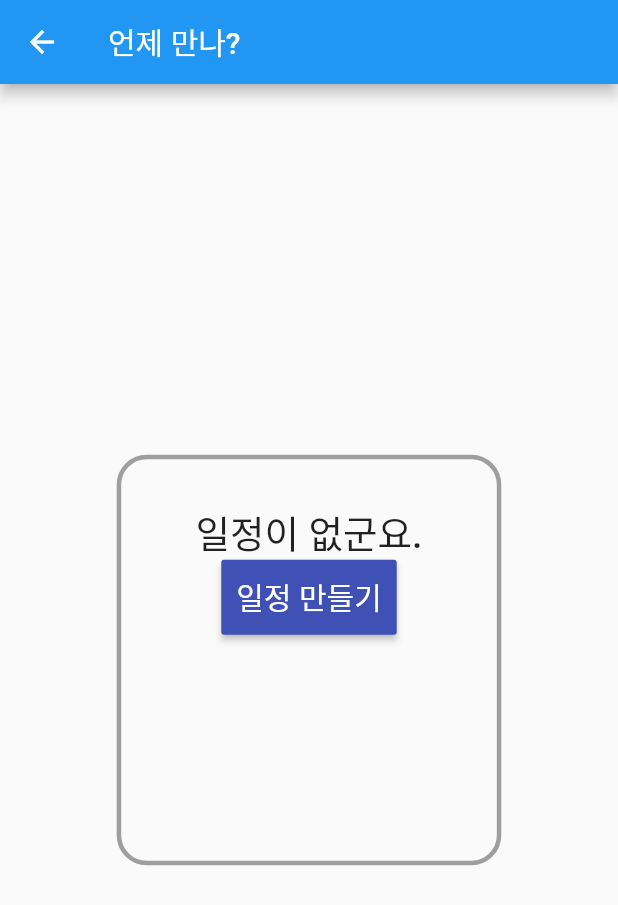
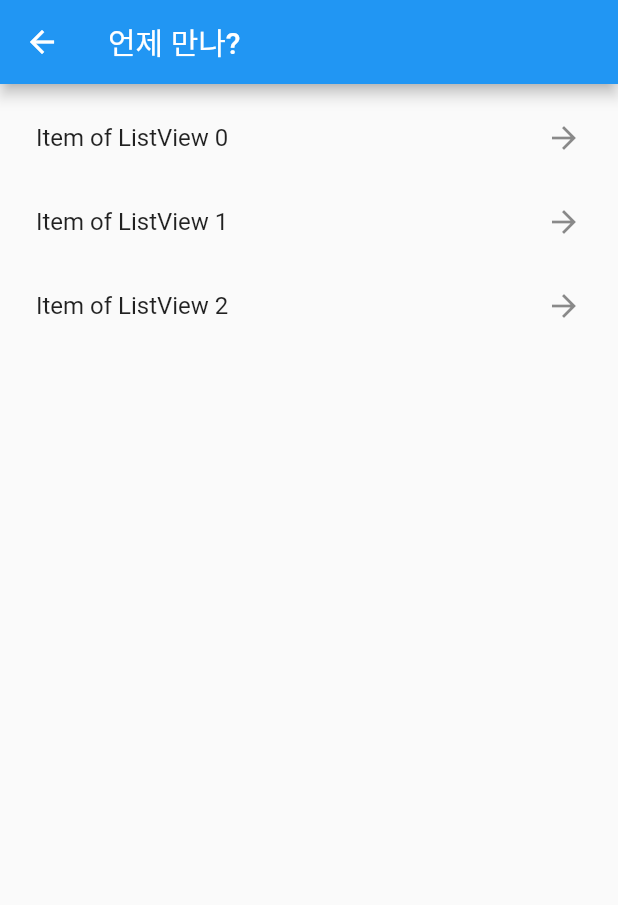
Before and after one commit to codemakim/when_are_we_gonna_meet, a Flutter app: the screen it shows after launch, after a tap on an icon or button, on a phone screen of 412 x 824 dp. Shown: the top 905 px of the screen. Run offline on Flutter 3.47's test engine with Material 2 defaults, Android fonts, the phone set to English and light mode, and no system bars; our stand-ins replace font_awesome_flutter.

Commit message:
Login Page 화면 구조 변경, GroupDetailPage 화면 추가

```diff
--- /dev/null
+++ b/lib/common/ThemeInfo.dart
@@ -0,0 +1,28 @@
+import 'package:flutter/material.dart';
+
+/// # ThemeInfo.dart
+/// 테마 정보를 통합 관리하기 위한 클래스입니다.
+///
+/// ## Author
+/// * jhkim
+///
+/// ## Date
+/// * 2020.02.17
+///
+/// ## Methods
+///
+/// ### getThemeColor
+/// * Return Type - Color
+/// * 테마 색상으로 지정한 Color 값을 반환합니다.
+///
+/// ### themeTextColor
+/// * Return Type - Color
+/// * 테마 색상과 함께 사용될 '텍스트 색상'를 반환합니다.
+///
+class ThemeInfo {
+  Color themeColor = Colors.blue;
+  Color themeTextColor = Colors.white;
+
+  Color getThemeColor() => this.themeColor;
+  Color getThemeTextColor() => this.themeTextColor;
+}
--- a/lib/main.dart
+++ b/lib/main.dart
@@ -1,4 +1,5 @@
 import 'package:flutter/material.dart';
+import 'package:when_are_we_gonna_meet/common/ThemeInfo.dart';
 import 'package:when_are_we_gonna_meet/ui/screens/LoginPage.dart';
 
 void main() => runApp(MyApp());
@@ -10,7 +11,7 @@ class MyApp extends StatelessWidget {
     return MaterialApp(
       title: 'Flutter Demo',
       theme: ThemeData(
-        primarySwatch: Colors.blue,
+        primarySwatch: ThemeInfo().getThemeColor(),
       ),
       home: LoginPage(),
     );
--- a/lib/ui/screens/LoginPage.dart
+++ b/lib/ui/screens/LoginPage.dart
@@ -15,9 +15,7 @@ class LoginPageState extends State<LoginPage> {
     return Scaffold(
       body: Column(
         children: <Widget>[
-          /**
-           * 상단 로고 컨테이너
-           */
+          /// 상단 로고 컨테이너
           Container(
             alignment: Alignment.centerLeft,
             padding: EdgeInsets.symmetric(vertical: 150, horizontal: 50),
@@ -29,29 +27,23 @@ class LoginPageState extends State<LoginPage> {
               ),
             ),
           ),
-          /**
-           * 로그인 안내 문구 컨테이너
-           */
+
+          /// 로그인 안내 문구 컨테이너
           Container(
             padding: EdgeInsets.symmetric(vertical: 30),
             child: Text(
-              '다음을 이용해 로그인',
-              style: TextStyle(
-                fontSize: 20
-              ),
+              '다음 플랫폼을 이용해 로그인',
+              style: TextStyle(fontSize: 20),
             ),
           ),
-          /**
-           * 소셜 로그인 버튼 컨테이너
-           */
+
+          /// 소셜 로그인 버튼 컨테이너
           Container(
             padding: EdgeInsets.symmetric(horizontal: 40),
             child: Row(
               mainAxisAlignment: MainAxisAlignment.center,
               children: <Widget>[
-                /**
-                 * 구글 로그인 버튼
-                 */
+                /// 구글 로그인 버튼
                 Padding(
                   padding: const EdgeInsets.all(10.0),
                   child: MiniCircleIconButton(
@@ -62,15 +54,16 @@ class LoginPageState extends State<LoginPage> {
                     ),
                     color: Colors.red,
                     onTap: () {
-                      Navigator.push(context, MaterialPageRoute(
-                        builder: (context) => MainPage(),
-                      ));
+                      Navigator.push(
+                          context,
+                          MaterialPageRoute(
+                            builder: (context) => MainPage(),
+                          ));
                     },
                   ),
                 ),
-                /**
-                 * 페이스북 로그인 버튼
-                 */
+
+                /// 페이스북 로그인 버튼
                 Padding(
                   padding: const EdgeInsets.all(10.0),
                   child: MiniCircleIconButton(
@@ -81,9 +74,11 @@ class LoginPageState extends State<LoginPage> {
                     ),
                     color: Colors.indigo,
                     onTap: () {
-                      Navigator.push(context, MaterialPageRoute(
-                        builder: (context) => MainPage(),
-                      ));
+                      Navigator.push(
+                          context,
+                          MaterialPageRoute(
+                            builder: (context) => MainPage(),
+                          ));
                     },
                   ),
                 ),
@@ -94,5 +89,4 @@ class LoginPageState extends State<LoginPage> {
       ),
     );
   }
-
 }
--- a/lib/ui/screens/MainPage.dart
+++ b/lib/ui/screens/MainPage.dart
@@ -1,70 +1,95 @@
 import 'package:flutter/material.dart';
-import 'package:font_awesome_flutter/font_awesome_flutter.dart';
-import 'package:when_are_we_gonna_meet/ui/widgets/MiniCircleIconButton.dart';
+import 'package:when_are_we_gonna_meet/common/ThemeInfo.dart';
+import 'package:when_are_we_gonna_meet/ui/screens/GroupDetailPage.dart';
 
 class MainPage extends StatelessWidget {
+  final int flag = 2;
+
   @override
   Widget build(BuildContext context) {
     return Scaffold(
       appBar: AppBar(
-        title: Text('언제 만나?'),
+        title: Text(
+          '언제 만나?',
+          style: TextStyle(color: ThemeInfo().getThemeTextColor()),
         ),
-      body: emptyTargetSchedule(context),
+      ),
+      body: flag == 0 ? emptyGroup(context) : haveGroup(context),
     );
   }
 }
 
-
-/// 아무런 스캐줄을 만들지 않았을 경우 메인화면에 표시되는 컨테이너입니다.
-Widget emptyTargetSchedule(BuildContext context) {
+/// 아무런 그룹을 만들지 않았을 경우 메인화면에 표시되는 위젯입니다.
+Widget emptyGroup(BuildContext context) {
   return Center(
     child: Padding(
       padding: EdgeInsets.symmetric(
-        horizontal: MediaQuery.of(context).size.width*0.15,
-        vertical: MediaQuery.of(context).size.height*0.3,
+        horizontal: MediaQuery.of(context).size.width * 0.15,
+        vertical: MediaQuery.of(context).size.height * 0.3,
       ),
-      child: FlatButton(
       child: Container(
         alignment: Alignment.center,
-          padding: EdgeInsets.all(30),
-          decoration: BoxDecoration(
-              border: Border.all(
-                color: Colors.grey,
-                width: 3,
-              ),
-              borderRadius: BorderRadius.all(
-                Radius.circular(20),
-              )
-          ),
         child: Column(
           children: <Widget>[
             Text(
               '일정이 없군요.',
-                style: TextStyle(
-                  fontSize: 25,
+              style: TextStyle(fontSize: 20, color: Colors.grey),
             ),
-              ),
-              MaterialButton(
-                color: Colors.indigo,
-                padding: EdgeInsets.all(10.0),
+            Padding(
+              padding: const EdgeInsets.all(20.0),
+              child: MaterialButton(
+                color: ThemeInfo().getThemeColor(),
+                padding: EdgeInsets.all(15.0),
                 onPressed: () {
                   // TODO 일정 추가 화면으로 이동해야합니다.
                 },
                 child: Text(
                   '일정 만들기',
                   style: TextStyle(
-                    color: Colors.white,
-                    fontSize: 20
+                    fontSize: 20,
+                    color: ThemeInfo().getThemeTextColor(),
+                  ),
                 ),
               ),
             ),
           ],
         ),
       ),
-        onPressed: () {
-          print('하하');
-        },
-      ),
     ),
   );
 }
+
+/// 그룹이 있는 경우, 그룹 목록을 보여주는 위젯입니다.
+Widget haveGroup(BuildContext context) {
+  return ListView(
+    padding: EdgeInsets.all(8.0),
+    children: <Widget>[
+      ListTile(
+        onTap: () {
+          Navigator.push(
+              context,
+              MaterialPageRoute(
+                builder: (context) => GroupDetailPage(),
+              ));
+          print('Pressed Item of ListView 0');
+        },
+        title: Text('Item of ListView 0'),
+        trailing: Icon(Icons.arrow_forward),
+      ),
+      ListTile(
+        onTap: () {
+          print('Pressed Item of ListView 1');
+        },
+        title: Text('Item of ListView 1'),
+        trailing: Icon(Icons.arrow_forward),
+      ),
+      ListTile(
+        onTap: () {
+          print('Pressed Item of ListView 2');
+        },
+        title: Text('Item of ListView 2'),
+        trailing: Icon(Icons.arrow_forward),
+      ),
+    ],
+  );
+}
```
Also changed, not shown: lib/ui/screens/GroupDetailPage.dart (added, +170 -0 lines). Lines whose indentation alone changed are shown as unchanged.
